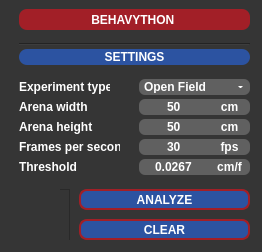
First picture: the form in Behavython_GUI.ui, repository mrdrzit/behavython, before the edit.
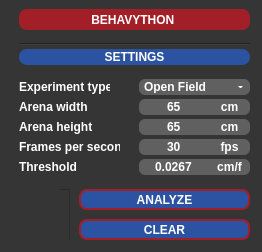
Second picture: the form after the edit. Icons and pictures are not drawn.

Diff of the .ui file:
```diff
--- a/Behavython_GUI.ui
+++ b/Behavython_GUI.ui
@@ -225,7 +225,7 @@
           <string notr="true">QLineEdit{border:#969696;background-color:#606060;border-bottom-left-radius:6px;border-top-left-radius:6px;color:#FFFFFF;font:7pt&quot;DejaVu Sans&quot;;font-weight:bold;}</string>
          </property>
          <property name="text">
-          <string notr="true">50</string>
+          <string notr="true">65</string>
          </property>
          <property name="alignment">
           <set>Qt::AlignCenter</set>
@@ -244,7 +244,7 @@
           <string notr="true">QLineEdit{border:#969696;background-color:#606060;border-bottom-left-radius:6px;border-top-left-radius:6px;color:#FFFFFF;font:7pt&quot;DejaVu Sans&quot;;font-weight:bold;}</string>
          </property>
          <property name="text">
-          <string notr="true">50</string>
+          <string notr="true">65</string>
          </property>
          <property name="alignment">
           <set>Qt::AlignCenter</set>
```
